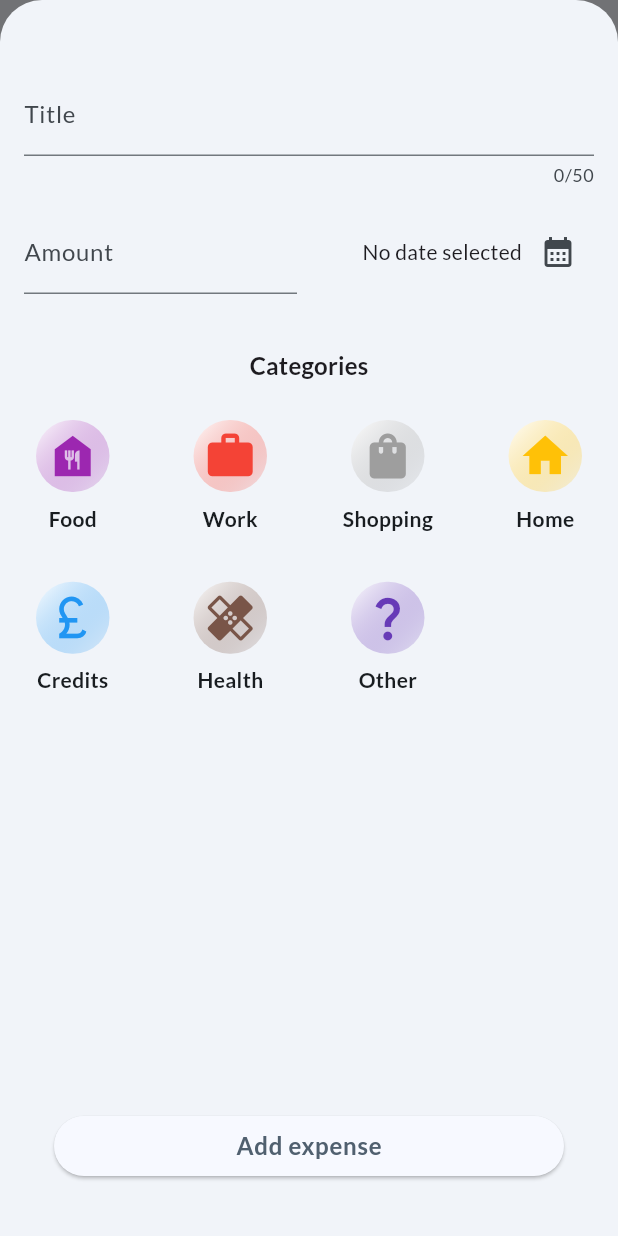
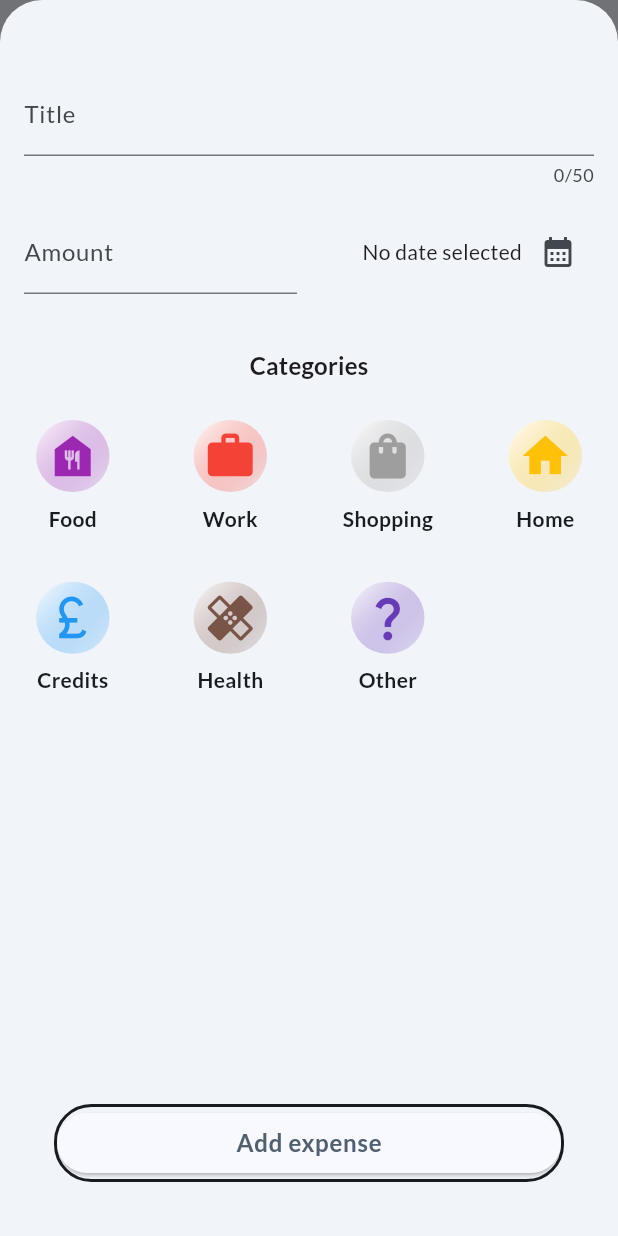
Before and after one commit to juris-hub/ExpenseTracker, a Flutter app: the screen it shows after launch, after a tap on the "add" icon, on a phone screen of 412 x 824 dp. Run offline on Flutter 3.47's test engine with Material 3 defaults, Android fonts, the phone set to English and light mode, and no system bars; our stand-ins replace google_fonts.

Commit message:
Categories are highlighted when tapped, elevated button has border

```diff
--- a/lib/models/category.dart
+++ b/lib/models/category.dart
@@ -12,11 +12,12 @@ const categoryIcons = {
 };
 
 class Categories {
-  const Categories(
-      {required this.id,
-      required this.title,
-      required this.color,
-      required this.icon});
+  const Categories({
+    required this.id,
+    required this.title,
+    required this.color,
+    required this.icon,
+  });
 
   final String id;
   final String title;
--- a/lib/widgets/add_expense.dart
+++ b/lib/widgets/add_expense.dart
@@ -21,9 +21,14 @@ class _NewExpenseState extends State<NewExpense> {
   DateTime? _selectedDate;
   String _selectedCategory = '';
 
-  void _selectCategory(String category) {
+  List<bool> _isCategoryTapped = List.filled(availableCategories.length, false);
+
+  void _selectCategory(String category, int index) {
     setState(() {
       _selectedCategory = category;
+
+      _isCategoryTapped = List.filled(availableCategories.length, false);
+      _isCategoryTapped[index] = !_isCategoryTapped[index];
     });
   }
 
@@ -137,27 +142,34 @@ class _NewExpenseState extends State<NewExpense> {
             height: 16,
           ),
           Expanded(
-            child: GridView(
-              physics: const NeverScrollableScrollPhysics(),
+            child: GridView.builder(
+                itemCount: availableCategories.length,
                 gridDelegate: const SliverGridDelegateWithFixedCrossAxisCount(
                   crossAxisCount: 4,
-                childAspectRatio: 0.70,
+                  childAspectRatio: 0.7,
                   crossAxisSpacing: 40,
                   mainAxisSpacing: 15,
                 ),
-              children: [
-                for (final category in availableCategories)
-                  CategoryGridItem(
+                itemBuilder: (ctx, index) {
+                  final category = availableCategories[index];
+                  return CategoryGridItem(
                     category: category,
+                    isTapped: _isCategoryTapped[index],
                     onSelectedCategory: () {
-                        _selectCategory(category.title);
-                      })
-              ],
-            ),
+                      _selectCategory(category.title, index);
+                    },
+                  );
+                }),
           ),
           Container(
             width: double.infinity,
             margin: const EdgeInsets.symmetric(horizontal: 20, vertical: 20),
+            decoration: BoxDecoration(
+                border: Border.all(
+                  color: Theme.of(context).colorScheme.onBackground,
+                  width: 2,
+                ),
+                borderRadius: BorderRadius.circular(25)),
             child: ElevatedButton(
               onPressed: _submitExpense,
               style: ElevatedButton.styleFrom(
--- a/lib/widgets/category_grid_item.dart
+++ b/lib/widgets/category_grid_item.dart
@@ -2,11 +2,16 @@ import 'package:expense_tracker/models/category.dart';
 import 'package:flutter/material.dart';
 
 class CategoryGridItem extends StatelessWidget {
-  const CategoryGridItem(
-      {super.key, required this.category, required this.onSelectedCategory});
+  const CategoryGridItem({
+    super.key,
+    required this.category,
+    required this.onSelectedCategory,
+    required this.isTapped,
+  });
 
   final Categories category;
   final void Function() onSelectedCategory;
+  final bool isTapped;
 
   @override
   Widget build(BuildContext context) {
@@ -22,6 +27,12 @@ class CategoryGridItem extends StatelessWidget {
               padding: const EdgeInsets.all(6),
               decoration: BoxDecoration(
                 borderRadius: BorderRadius.circular(100),
+                border: isTapped
+                    ? Border.all(
+                        color: Theme.of(context).colorScheme.onBackground,
+                        width: 2,
+                      )
+                    : null,
                 gradient: LinearGradient(
                   colors: [Colors.white, category.color.withOpacity(0.1)],
                   begin: Alignment.topLeft,
```
Lines whose indentation alone changed are shown as unchanged.
